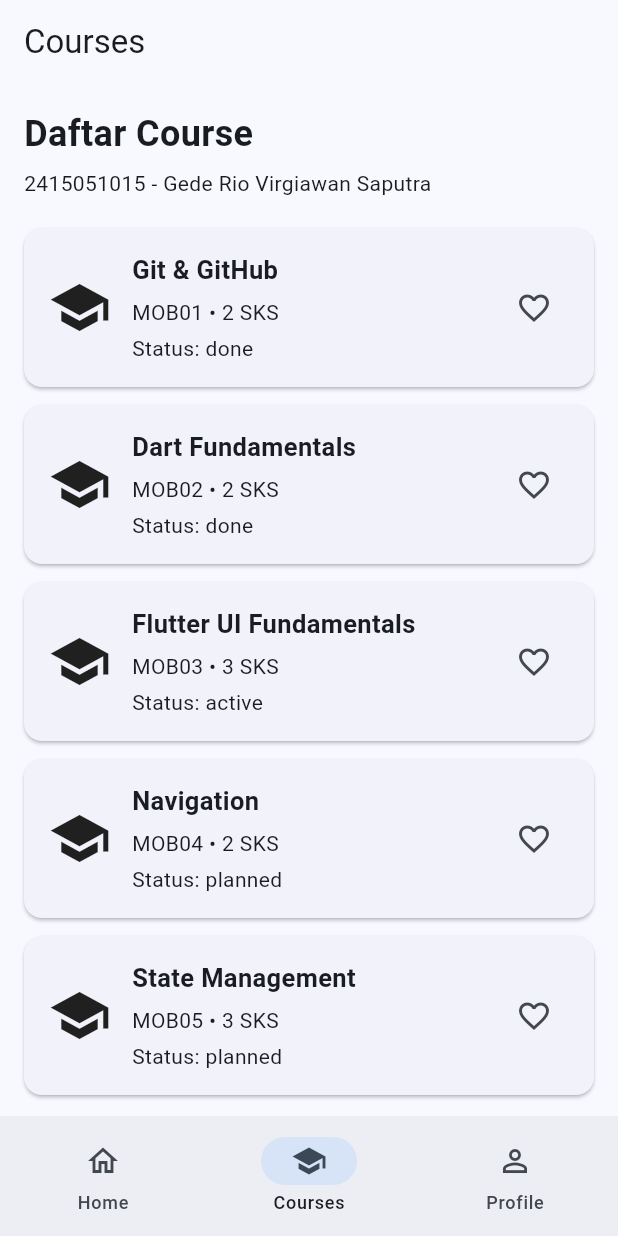
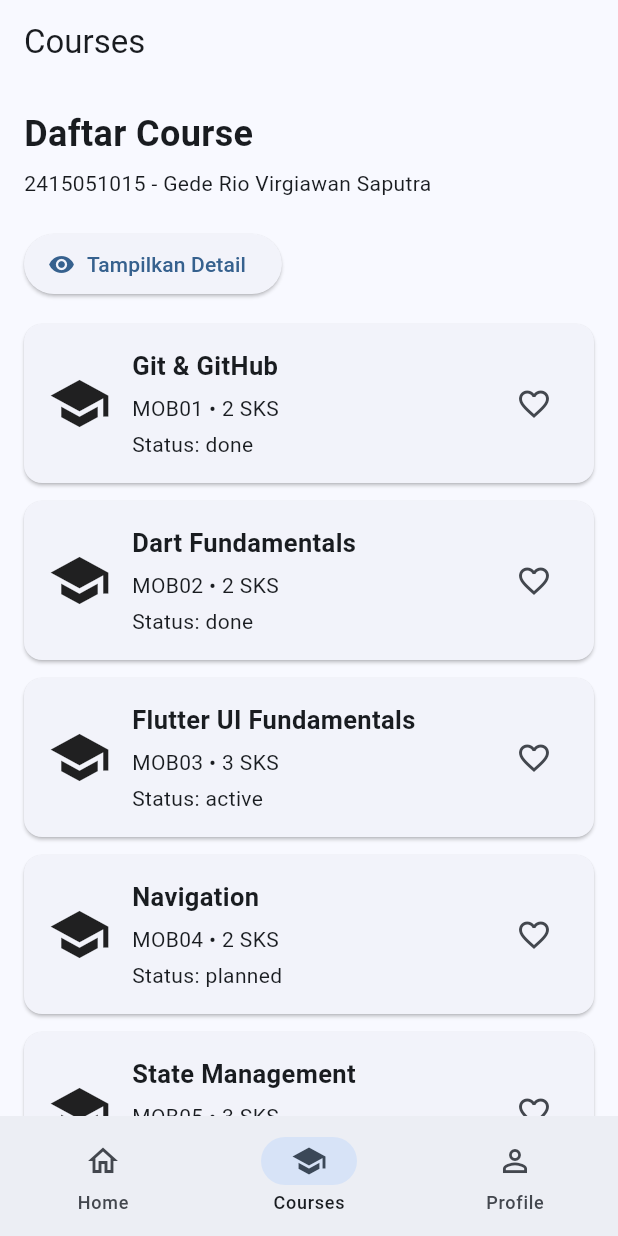
Before and after one commit to riovirgiawan/flutter_ui_fundamentals, a Flutter app: the screen it shows after launch, item 2 of the bottom bar chosen, on a phone screen of 412 x 824 dp. Run offline on Flutter 3.47's test engine with Material 3 defaults, Android fonts, the phone set to English and light mode, and no system bars.

```diff
--- a/lib/main.dart
+++ b/lib/main.dart
@@ -261,6 +261,8 @@ class CoursesPage extends StatefulWidget {
 class _CoursesPageState extends State<CoursesPage> {
   final Set<String> favoriteCourses = {};
 
+  bool showDetail = false;
+
   Future<void> openCourseDetail(
     Map<String, dynamic> course,
   ) async {
@@ -309,6 +311,12 @@ class _CoursesPageState extends State<CoursesPage> {
     );
   }
 
+  void toggleDetail() {
+    setState(() {
+      showDetail = !showDetail;
+    });
+  }
+
   @override
   Widget build(BuildContext context) {
     return Scaffold(
@@ -337,15 +345,43 @@ class _CoursesPageState extends State<CoursesPage> {
                 ),
                 const SizedBox(height: 20),
 
+                ElevatedButton.icon(
+                  onPressed: toggleDetail,
+                  icon: Icon(
+                    showDetail ? Icons.visibility_off : Icons.visibility,
+                  ),
+                  label: Text(
+                    showDetail ? 'Sembunyikan Detail' : 'Tampilkan Detail',
+                  ),
+                ),
+
+                const SizedBox(height: 16),
+
                 if (!expanded)
                   Column(
                     children: courses.map((course) {
-                      return CourseCard(
-                        course: course,
-                        isFavorite:
-                            favoriteCourses.contains(course['code']),
-                        onTap: () => openCourseDetail(course),
-                        onFavorite: () => toggleFavorite(course),
+                      return Column(
+                        children: [
+                          CourseCard(
+                            course: course,
+                            isFavorite:
+                                favoriteCourses.contains(course['code']),
+                            onTap: () => openCourseDetail(course),
+                            onFavorite: () => toggleFavorite(course),
+                          ),
+                          if (showDetail)
+                            Card(
+                              margin: const EdgeInsets.only(bottom: 12),
+                              child: Padding(
+                                padding: const EdgeInsets.all(16),
+                                child: Text(
+                                  'Detail: ${course['title']} memiliki '
+                                  '${course['credits']} SKS dan status '
+                                  '${course['status']}.',
+                                ),
+                              ),
+                            ),
+                        ],
                       );
                     }).toList(),
                   )
@@ -490,13 +526,11 @@ class CourseDetailPage extends StatelessWidget {
             const SizedBox(height: 4),
             const Text(studentId),
             const SizedBox(height: 30),
-
             const Icon(
               Icons.school,
               size: 70,
             ),
             const SizedBox(height: 20),
-
             Text(
               course['title'],
               style: const TextStyle(
@@ -505,25 +539,21 @@ class CourseDetailPage extends StatelessWidget {
               ),
             ),
             const SizedBox(height: 16),
-
             Text(
               'Kode: ${course['code']}',
               style: const TextStyle(fontSize: 18),
             ),
             const SizedBox(height: 10),
-
             Text(
               'Credits: ${course['credits']} SKS',
               style: const TextStyle(fontSize: 18),
             ),
             const SizedBox(height: 10),
-
             Text(
               'Status: ${course['status']}',
               style: const TextStyle(fontSize: 18),
             ),
             const SizedBox(height: 30),
-
             SizedBox(
               width: double.infinity,
               child: ElevatedButton.icon(
@@ -577,7 +607,6 @@ class ProfilePage extends StatelessWidget {
               style: TextStyle(fontSize: 17),
             ),
             const SizedBox(height: 30),
-
             const FeedbackForm(),
           ],
         ),
@@ -691,7 +720,6 @@ class _FeedbackFormState extends State<FeedbackForm> {
                 ),
               ),
               const SizedBox(height: 18),
-
               TextFormField(
                 controller: namaController,
                 decoration: const InputDecoration(
@@ -706,7 +734,6 @@ class _FeedbackFormState extends State<FeedbackForm> {
                 },
               ),
               const SizedBox(height: 14),
-
               TextFormField(
                 controller: nimController,
                 decoration: const InputDecoration(
@@ -721,7 +748,6 @@ class _FeedbackFormState extends State<FeedbackForm> {
                 },
               ),
               const SizedBox(height: 14),
-
               TextFormField(
                 controller: komentarController,
                 maxLines: 4,
@@ -734,16 +760,13 @@ class _FeedbackFormState extends State<FeedbackForm> {
                   if (value == null || value.trim().isEmpty) {
                     return 'Komentar wajib diisi';
                   }
-
                   if (value.trim().length < 5) {
                     return 'Komentar minimal 5 karakter';
                   }
-
                   return null;
                 },
               ),
               const SizedBox(height: 18),
-
               SizedBox(
                 width: double.infinity,
                 child: ElevatedButton(
@@ -751,7 +774,6 @@ class _FeedbackFormState extends State<FeedbackForm> {
                   child: const Text('Kirim Feedback'),
                 ),
               ),
-
               if (isLoading) ...[
                 const SizedBox(height: 18),
                 const Center(
```
